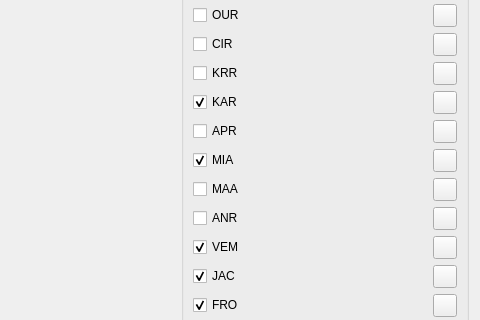
First picture: the form in src/meshfullmetricswidget.ui, repository DanielaCabiddu/PEMesh.2, before the edit; both pictures show x 125 to 605 and y 102 to 422 of the 605 by 560 pixel window.
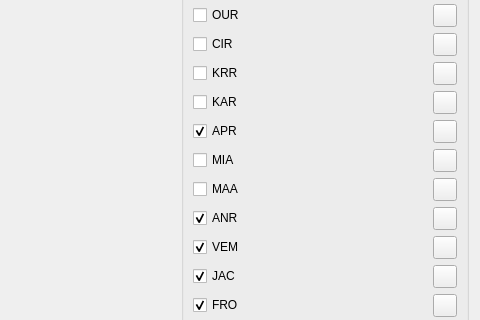
Second picture: the form after the edit. Icons and pictures are not drawn.

```diff
--- a/src/meshfullmetricswidget.ui
+++ b/src/meshfullmetricswidget.ui
@@ -138,7 +138,7 @@
              <string>KAR</string>
             </property>
             <property name="checked">
-             <bool>true</bool>
+             <bool>false</bool>
             </property>
            </widget>
           </item>
@@ -155,7 +155,7 @@
              <string>APR</string>
             </property>
             <property name="checked">
-             <bool>false</bool>
+             <bool>true</bool>
             </property>
            </widget>
           </item>
@@ -172,7 +172,7 @@
              <string>MIA</string>
             </property>
             <property name="checked">
-             <bool>true</bool>
+             <bool>false</bool>
             </property>
            </widget>
           </item>
@@ -206,7 +206,7 @@
              <string>ANR</string>
             </property>
             <property name="checked">
-             <bool>false</bool>
+             <bool>true</bool>
             </property>
            </widget>
           </item>
```
Left out of the diff: 8 changed lines with no effect on the pictures.
